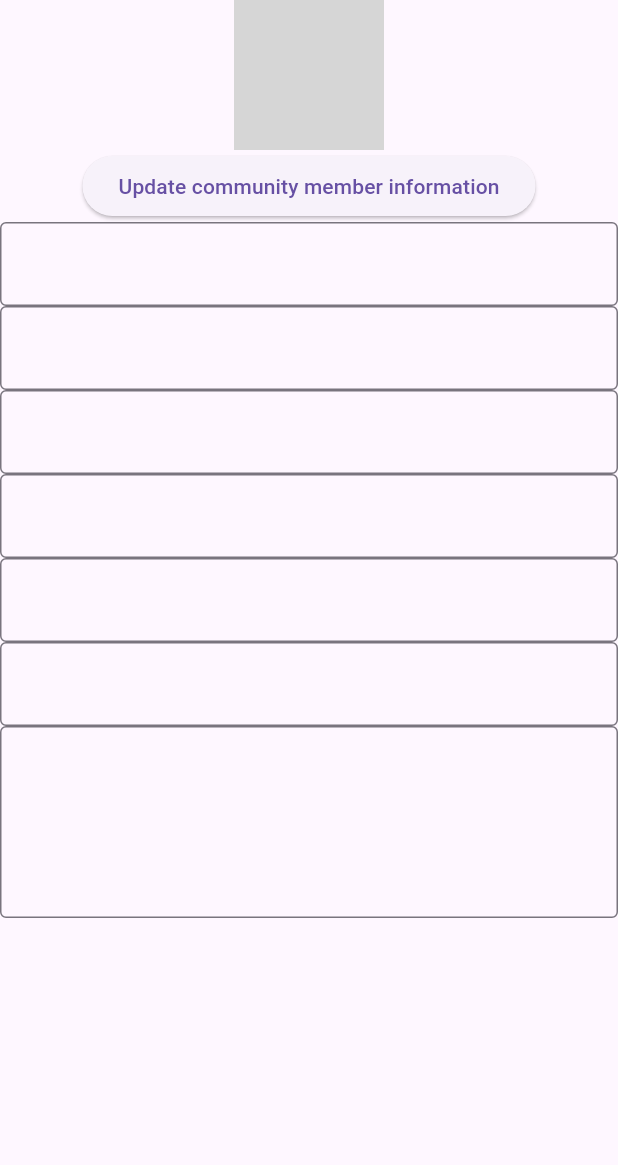
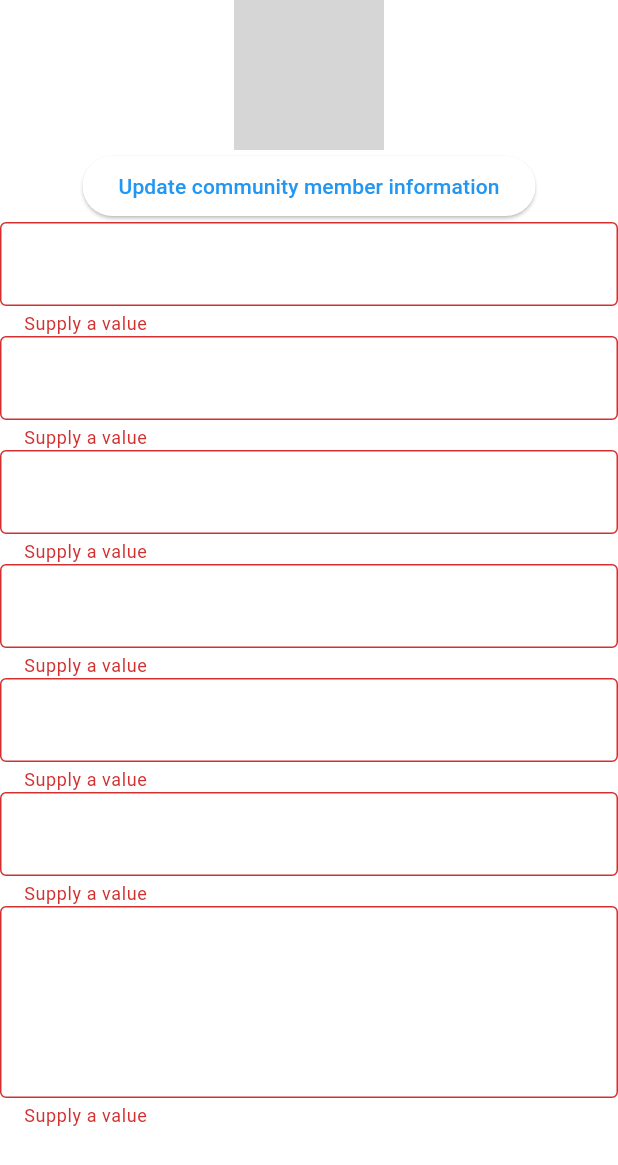
Before and after one commit to Ahmadu-Suleiman/CASE, a Flutter app: the EditProfile screen opened by its route, after a tap on "Update community member information", on a phone screen of 412 x 824 dp. Shown: the top 1165 px of the screen. Run offline on Flutter 3.47's test engine with Material 3 defaults, Android fonts, the phone set to English and light mode, and no system bars; our stand-ins replace animated_bottom_navigation_bar, audioplayers, cloud_firestore, file_picker, firebase_auth, firebase_core and 5 more; missing offline and left inert: video_thumbnail; accounts and stored records are empty; network calls fail; grey boxes are pictures that could not be loaded.

Commit message:
work on login details

```diff
--- a/lib/pages/authenticate/authenticate.dart
+++ b/lib/pages/authenticate/authenticate.dart
@@ -3,6 +3,8 @@ import 'package:case_be_heard/pages/authenticate/sign_in.dart';
 import 'package:flutter/material.dart';
 
 class Authenticate extends StatefulWidget {
+  const Authenticate({super.key});
+
   @override
   AuthenticateState createState() => AuthenticateState();
 }
@@ -10,7 +12,6 @@ class Authenticate extends StatefulWidget {
 class AuthenticateState extends State<Authenticate> {
   bool showSignIn = true;
   void toggleView() {
-    //print(showSignIn.toString());
     setState(() => showSignIn = !showSignIn);
   }
 
--- a/lib/pages/authenticate/register.dart
+++ b/lib/pages/authenticate/register.dart
@@ -5,13 +5,13 @@ import 'package:flutter/material.dart';
 
 class Register extends StatefulWidget {
   final Function toggleView;
-  Register({required this.toggleView});
+  const Register({super.key, required this.toggleView});
 
   @override
-  _RegisterState createState() => _RegisterState();
+  RegisterState createState() => RegisterState();
 }
 
-class _RegisterState extends State<Register> {
+class RegisterState extends State<Register> {
   final AuthService _auth = AuthService();
   final _formKey = GlobalKey<FormState>();
   String error = '';
--- a/lib/pages/authenticate/sign_in.dart
+++ b/lib/pages/authenticate/sign_in.dart
@@ -5,13 +5,13 @@ import 'package:flutter/material.dart';
 
 class SignIn extends StatefulWidget {
   final Function toggleView;
-  SignIn({required this.toggleView});
+  const SignIn({super.key, required this.toggleView});
 
   @override
-  _SignInState createState() => _SignInState();
+  SignInState createState() => SignInState();
 }
 
-class _SignInState extends State<SignIn> {
+class SignInState extends State<SignIn> {
   final AuthService _auth = AuthService();
   final _formKey = GlobalKey<FormState>();
   String error = '';
--- a/lib/pages/profile/edit_member_profile.dart
+++ b/lib/pages/profile/edit_member_profile.dart
@@ -1,6 +1,7 @@
 import 'package:case_be_heard/models/community_member.dart';
 import 'package:case_be_heard/services/database.dart';
 import 'package:case_be_heard/utility.dart';
+import 'package:firebase_auth/firebase_auth.dart';
 import 'package:flutter/material.dart';
 import 'package:provider/provider.dart';
 
@@ -12,9 +13,13 @@ class EditProfile extends StatefulWidget {
 }
 
 class _EditProfileState extends State<EditProfile> {
+  final _formKey = GlobalKey<FormState>();
+
   @override
   Widget build(BuildContext context) {
-    CommunityMember member = Provider.of<CommunityMember>(context);
+    User? user = Provider.of<User?>(context);
+    CommunityMember member =
+        Provider.of<CommunityMember?>(context) ?? CommunityMember.empty();
     return Scaffold(
       body: Material(
         child: Center(
@@ -30,12 +35,21 @@ class _EditProfileState extends State<EditProfile> {
             ),
             ElevatedButton(
               onPressed: () async {
-                await DatabaseService(uid: member.uid)
+                if (_formKey.currentState != null &&
+                    _formKey.currentState!.validate()) {
+                  await DatabaseService(uid: member!.uid ?? user!.uid)
                       .updateCommunityMemberData(member);
+                }
               },
               child: const Text('Update community member information'),
             ),
-            TextField(
+            Form(
+                key: _formKey,
+                child: Column(
+                  children: [
+                    TextFormField(
+                        validator: (val) =>
+                            val!.isEmpty ? 'Supply a value' : null,
                         decoration: InputDecoration(
                           border: const OutlineInputBorder(),
                           hintText: 'First name',
@@ -44,7 +58,9 @@ class _EditProfileState extends State<EditProfile> {
                         onChanged: (value) {
                           member.firstName = value;
                         }),
-            TextField(
+                    TextFormField(
+                        validator: (val) =>
+                            val!.isEmpty ? 'Supply a value' : null,
                         decoration: InputDecoration(
                           border: const OutlineInputBorder(),
                           hintText: 'Last name',
@@ -53,7 +69,9 @@ class _EditProfileState extends State<EditProfile> {
                         onChanged: (value) {
                           member.lastName = value;
                         }),
-            TextField(
+                    TextFormField(
+                        validator: (val) =>
+                            val!.isEmpty ? 'Supply a value' : null,
                         decoration: InputDecoration(
                           border: const OutlineInputBorder(),
                           hintText: 'Email',
@@ -62,7 +80,9 @@ class _EditProfileState extends State<EditProfile> {
                         onChanged: (value) {
                           member.email = value;
                         }),
-            TextField(
+                    TextFormField(
+                        validator: (val) =>
+                            val!.isEmpty ? 'Supply a value' : null,
                         decoration: InputDecoration(
                           border: const OutlineInputBorder(),
                           hintText: 'Phone number',
@@ -71,7 +91,9 @@ class _EditProfileState extends State<EditProfile> {
                         onChanged: (value) {
                           member.phoneNumber = value;
                         }),
-            TextField(
+                    TextFormField(
+                        validator: (val) =>
+                            val!.isEmpty ? 'Supply a value' : null,
                         decoration: InputDecoration(
                           border: const OutlineInputBorder(),
                           hintText: 'Occupation',
@@ -80,7 +102,9 @@ class _EditProfileState extends State<EditProfile> {
                         onChanged: (value) {
                           member.occupation = value;
                         }),
-            TextField(
+                    TextFormField(
+                        validator: (val) =>
+                            val!.isEmpty ? 'Supply a value' : null,
                         decoration: InputDecoration(
                           border: const OutlineInputBorder(),
                           hintText: 'Location',
@@ -89,7 +113,9 @@ class _EditProfileState extends State<EditProfile> {
                         onChanged: (value) {
                           member.location = value;
                         }),
-            TextField(
+                    TextFormField(
+                        validator: (val) =>
+                            val!.isEmpty ? 'Supply a value' : null,
                         minLines: 4,
                         maxLines: null,
                         decoration: InputDecoration(
@@ -100,6 +126,8 @@ class _EditProfileState extends State<EditProfile> {
                         onChanged: (value) {
                           member.bio = value;
                         }),
+                  ],
+                )),
           ]),
         ),
       ),
```
Also changed, not shown: lib/main.dart (+11 -2 lines), lib/pages/wrapper.dart (+8 -1 lines), lib/services/database.dart (+13 -5 lines). Lines whose indentation alone changed are shown as unchanged.
